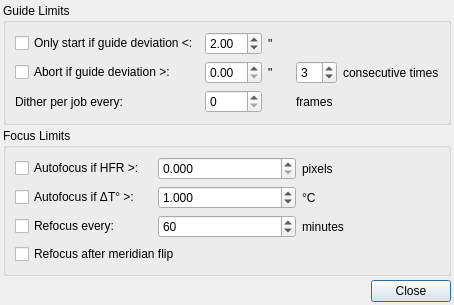
Above: kstars/ekos/capture/limits.ui from KDE/kstars before the change. Below: the same form after it.
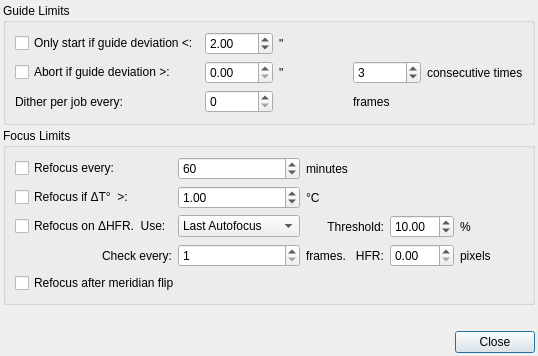
That is the form after the change.

Commit message: In Sequence HFR Check Refactor

What changed in the file:
```diff
--- a/kstars/ekos/capture/limits.ui
+++ b/kstars/ekos/capture/limits.ui
@@ -6,8 +6,8 @@
    <rect>
     <x>0</x>
     <y>0</y>
-    <width>454</width>
-    <height>305</height>
+    <width>538</width>
+    <height>356</height>
    </rect>
   </property>
   <property name="windowTitle">
@@ -187,74 +187,54 @@
       <string>Focus Limits</string>
      </property>
      <layout class="QGridLayout" name="gridLayout_2">
-      <item row="0" column="0">
-       <widget class="QCheckBox" name="limitFocusHFRS">
-        <property name="enabled">
-         <bool>true</bool>
-        </property>
+      <item row="5" column="1">
+       <widget class="QComboBox" name="limitFocusHFRAlgorithm">
         <property name="toolTip">
          <string>Perform autofocusing once Half-Flux-Radius (HFR) value exceeds this limit</string>
         </property>
-        <property name="text">
-         <string>Autofocus if HFR &gt;:</string>
+        <property name="editable">
+         <bool>false</bool>
         </property>
+        <item>
+         <property name="text">
+          <string>Last Autofocus</string>
+         </property>
+        </item>
+        <item>
+         <property name="text">
+          <string>Fixed</string>
+         </property>
+        </item>
+        <item>
+         <property name="text">
+          <string>Median Measure</string>
+         </property>
+        </item>
        </widget>
       </item>
-      <item row="0" column="1">
-       <widget class="QDoubleSpinBox" name="limitFocusHFRN">
+      <item row="3" column="1">
+       <widget class="QSpinBox" name="limitRefocusN">
         <property name="enabled">
          <bool>true</bool>
         </property>
-        <property name="decimals">
-         <number>3</number>
-        </property>
         <property name="minimum">
-         <double>0.000000000000000</double>
+         <number>1</number>
         </property>
         <property name="maximum">
-         <double>10.000000000000000</double>
-        </property>
-        <property name="singleStep">
-         <double>0.100000000000000</double>
+         <number>999</number>
         </property>
         <property name="value">
-         <double>0.000000000000000</double>
+         <number>60</number>
         </property>
        </widget>
       </item>
-      <item row="0" column="2">
-       <widget class="QLabel" name="textLabel1_2_5">
-        <property name="toolTip">
-         <string>Number of images to capture</string>
-        </property>
-        <property name="whatsThis">
-         <string/>
-        </property>
-        <property name="text">
-         <string>pixels</string>
-        </property>
-       </widget>
-      </item>
-      <item row="1" column="0">
-       <widget class="QCheckBox" name="limitFocusDeltaTS">
-        <property name="enabled">
-         <bool>true</bool>
-        </property>
-        <property name="toolTip">
-         <string>&lt;html&gt;&lt;head/&gt;&lt;body&gt;&lt;p&gt;Perform autofocus when the change in temperature since last focus exceeded this limit&lt;/p&gt;&lt;/body&gt;&lt;/html&gt;</string>
-        </property>
-        <property name="text">
-         <string>Autofocus if ΔT° &gt;:</string>
-        </property>
-       </widget>
-      </item>
-      <item row="1" column="1">
+      <item row="4" column="1">
        <widget class="QDoubleSpinBox" name="limitFocusDeltaTN">
         <property name="enabled">
          <bool>true</bool>
         </property>
         <property name="decimals">
-         <number>3</number>
+         <number>2</number>
         </property>
         <property name="minimum">
          <double>0.100000000000000</double>
@@ -270,14 +250,30 @@
         </property>
        </widget>
       </item>
-      <item row="1" column="2">
-       <widget class="QLabel" name="label_9">
+      <item row="4" column="0">
+       <widget class="QCheckBox" name="limitFocusDeltaTS">
+        <property name="enabled">
+         <bool>true</bool>
+        </property>
+        <property name="toolTip">
+         <string>&lt;html&gt;&lt;head/&gt;&lt;body&gt;&lt;p&gt;Check to force an Autofocus when the change in temperature since last focus exceeded this value.  Reference temperature is reset at each Autofocus.&lt;/p&gt;&lt;/body&gt;&lt;/html&gt;</string>
+        </property>
         <property name="text">
-         <string>°C</string>
+         <string>Refocus if ΔT°  &gt;:</string>
         </property>
        </widget>
       </item>
-      <item row="2" column="0">
+      <item row="11" column="0" colspan="2">
+       <widget class="QCheckBox" name="meridianRefocusS">
+        <property name="toolTip">
+         <string>&lt;html&gt;&lt;head/&gt;&lt;body&gt;&lt;p&gt;Check to force an Autofocus after a Meridian Flip.&lt;/p&gt;&lt;/body&gt;&lt;/html&gt;</string>
+        </property>
+        <property name="text">
+         <string>Refocus after meridian flip</string>
+        </property>
+       </widget>
+      </item>
+      <item row="3" column="0">
        <widget class="QCheckBox" name="limitRefocusS">
         <property name="enabled">
          <bool>true</bool>
@@ -287,36 +283,128 @@
         </property>
        </widget>
       </item>
-      <item row="2" column="1">
-       <widget class="QSpinBox" name="limitRefocusN">
+      <item row="5" column="0">
+       <widget class="QCheckBox" name="limitFocusHFRS">
         <property name="enabled">
          <bool>true</bool>
         </property>
+        <property name="toolTip">
+         <string>&lt;html&gt;&lt;head/&gt;&lt;body&gt;&lt;p&gt;Check to perform an HFR Check between Subframes.  The Check may result is an Autofocus.&lt;/p&gt;&lt;/body&gt;&lt;/html&gt;</string>
+        </property>
+        <property name="text">
+         <string>Refocus on ΔHFR.  Use:</string>
+        </property>
+       </widget>
+      </item>
+      <item row="6" column="0">
+       <widget class="QLabel" name="label_11">
+        <property name="toolTip">
+         <string>Run in-sequence HFR check after this many frames.</string>
+        </property>
+        <property name="text">
+         <string>Check every:</string>
+        </property>
+        <property name="alignment">
+         <set>Qt::AlignRight|Qt::AlignTrailing|Qt::AlignVCenter</set>
+        </property>
+       </widget>
+      </item>
+      <item row="6" column="1">
+       <widget class="QSpinBox" name="limitFocusHFRCheckFrames">
+        <property name="toolTip">
+         <string>&lt;html&gt;&lt;head/&gt;&lt;body&gt;&lt;p&gt;Run HFR check after this many sub-frames.&lt;/p&gt;&lt;/body&gt;&lt;/html&gt;</string>
+        </property>
         <property name="minimum">
          <number>1</number>
         </property>
         <property name="maximum">
-         <number>999</number>
+         <number>30</number>
+        </property>
+       </widget>
+      </item>
+      <item row="5" column="3">
+       <widget class="QDoubleSpinBox" name="limitFocusHFRThresholdPercentage">
+        <property name="toolTip">
+         <string>&lt;html&gt;&lt;head/&gt;&lt;body&gt;&lt;p&gt;Specify the % to apply to the HFR Check value appropriate to the selected algorithm, to use as the threshold to perform the HFR Check.&lt;/p&gt;&lt;/body&gt;&lt;/html&gt;</string>
+        </property>
+        <property name="maximum">
+         <double>50.000000000000000</double>
         </property>
         <property name="value">
-         <number>60</number>
+         <double>10.000000000000000</double>
         </property>
        </widget>
       </item>
-      <item row="2" column="2">
+      <item row="5" column="2">
+       <widget class="QLabel" name="limitFocusHFRThresholdLabel">
+        <property name="text">
+         <string>Threshold:</string>
+        </property>
+        <property name="alignment">
+         <set>Qt::AlignRight|Qt::AlignTrailing|Qt::AlignVCenter</set>
+        </property>
+       </widget>
+      </item>
+      <item row="3" column="2">
        <widget class="QLabel" name="textLabel_1_2_7">
         <property name="text">
          <string>minutes</string>
         </property>
        </widget>
       </item>
-      <item row="3" column="0" colspan="3">
-       <widget class="QCheckBox" name="meridianRefocusS">
+      <item row="4" column="2">
+       <widget class="QLabel" name="label_9">
+        <property name="text">
+         <string>°C</string>
+        </property>
+       </widget>
+      </item>
+      <item row="5" column="4">
+       <widget class="QLabel" name="limitFocusHFRPercentLabel">
+        <property name="text">
+         <string>%</string>
+        </property>
+       </widget>
+      </item>
+      <item row="6" column="4">
+       <widget class="QLabel" name="textLabel1_2_5">
         <property name="toolTip">
          <string>&lt;html&gt;&lt;head/&gt;&lt;body&gt;&lt;p&gt;Perform autofocus after meridian flip&lt;/p&gt;&lt;/body&gt;&lt;/html&gt;</string>
         </property>
         <property name="text">
-         <string>Refocus after meridian flip</string>
+         <string>pixels</string>
+        </property>
+       </widget>
+      </item>
+      <item row="6" column="3">
+       <widget class="QDoubleSpinBox" name="limitFocusHFRN">
+        <property name="enabled">
+         <bool>true</bool>
+        </property>
+        <property name="toolTip">
+         <string>&lt;html&gt;&lt;head/&gt;&lt;body&gt;&lt;p&gt;The HFR Check value in pixels. This is an output field when Last Autofocus or Relative Measure is selected, and an input field for Fixed.  In all cases,  the user can override the system generated value.&lt;/p&gt;&lt;/body&gt;&lt;/html&gt;</string>
+        </property>
+        <property name="decimals">
+         <number>2</number>
+        </property>
+        <property name="minimum">
+         <double>0.000000000000000</double>
+        </property>
+        <property name="maximum">
+         <double>10.000000000000000</double>
+        </property>
+        <property name="singleStep">
+         <double>0.100000000000000</double>
+        </property>
+        <property name="value">
+         <double>0.000000000000000</double>
+        </property>
+       </widget>
+      </item>
+      <item row="6" column="2">
+       <widget class="QLabel" name="label_4">
+        <property name="text">
+         <string>frames.   HFR:</string>
         </property>
        </widget>
       </item>
```
Left out of the diff: 28 changed lines with no effect on the pictures. The commit also changes 15 other files.
